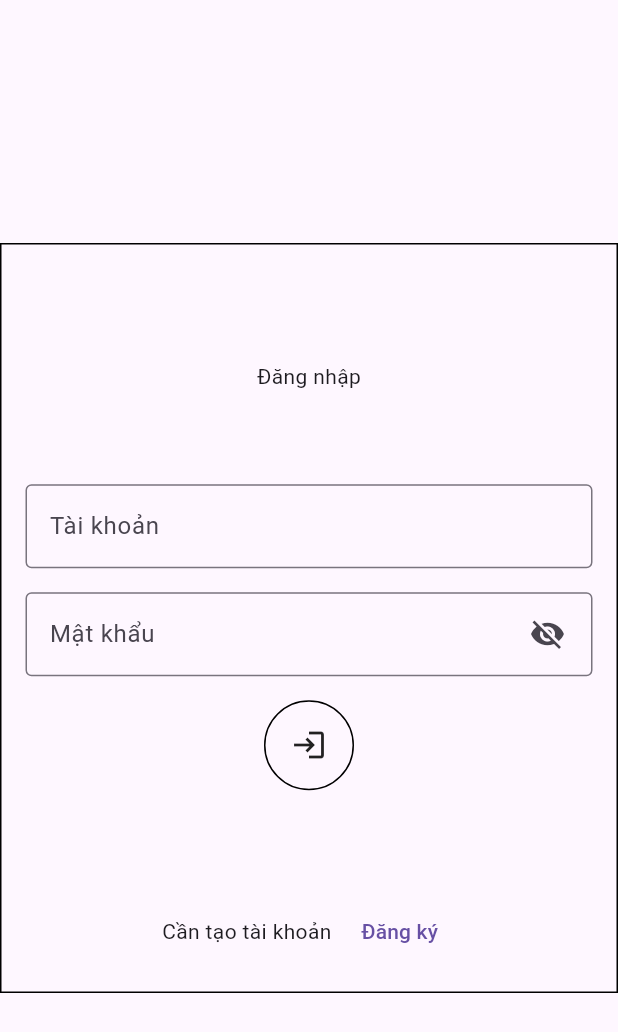
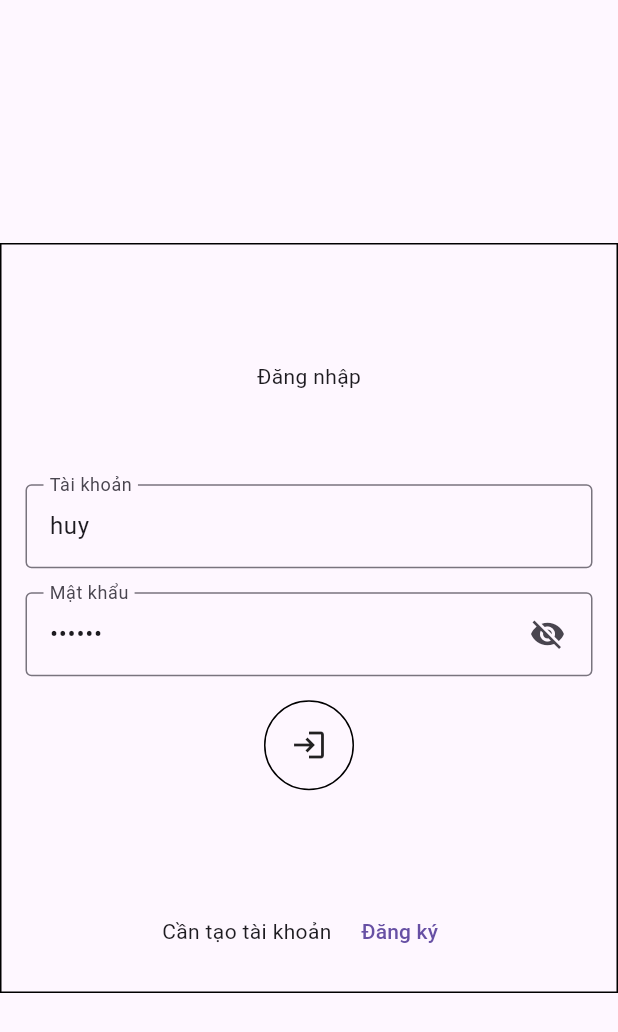
Before and after one commit to HuyDQ3/chatify, a Flutter app: the screen it shows after launch, on a phone screen of 412 x 824 dp. Shown: the top 1032 px of the screen. Run offline on Flutter 3.47's test engine with Material 3 defaults, Android fonts, the phone set to English and light mode, and no system bars; our stand-ins replace bloc, equatable, flutter_bloc.

Commit message:
add: initial account and password

```diff
--- a/lib/utility/login/screen/login_screen.dart
+++ b/lib/utility/login/screen/login_screen.dart
@@ -19,8 +19,8 @@ class LoginScreen extends StatefulWidget {
 
 class _LoginScreenState extends State<LoginScreen> {
   var formKey = GlobalKey<FormState>();
-  var accountController = TextEditingController();
-  var passwordController = TextEditingController();
+  var accountController = TextEditingController(text: "huy");
+  var passwordController = TextEditingController(text: "huy123");
   LoginBloc? loginBloc;
   bool isLoginLoading = false;
   var isShowPassword = ValueNotifier<bool>(false);
```
